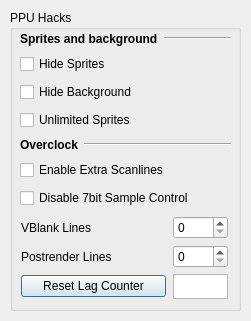
punesemu/puNES, file src/gui/designer/dlgPPUHacks.ui: the form before one commit.
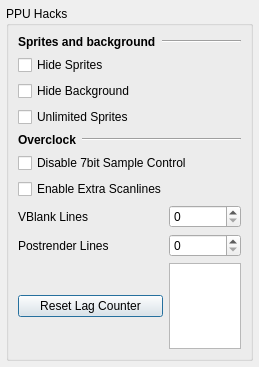
The form after the commit.

Diff of the .ui file:
```diff
--- a/src/gui/designer/dlgPPUHacks.ui
+++ b/src/gui/designer/dlgPPUHacks.ui
@@ -6,40 +6,37 @@
    <rect>
     <x>0</x>
     <y>0</y>
-    <width>251</width>
-    <height>321</height>
+    <width>259</width>
+    <height>367</height>
    </rect>
   </property>
   <property name="windowTitle">
    <string>Dialog</string>
   </property>
-  <widget class="QGroupBox" name="groupBox">
-   <property name="geometry">
-    <rect>
-     <x>10</x>
-     <y>10</y>
-     <width>231</width>
-     <height>301</height>
-    </rect>
+  <layout class="QVBoxLayout" name="verticalLayout_PPU_Hacks">
+   <property name="leftMargin">
+    <number>6</number>
    </property>
+   <property name="topMargin">
+    <number>6</number>
+   </property>
+   <property name="rightMargin">
+    <number>6</number>
+   </property>
+   <property name="bottomMargin">
+    <number>6</number>
+   </property>
+   <item>
+    <widget class="QGroupBox" name="groupBox_PPU_Hacks">
    <property name="title">
     <string>PPU Hacks</string>
    </property>
    <property name="flat">
     <bool>true</bool>
    </property>
-   <widget class="QWidget" name="verticalLayoutWidget">
-    <property name="geometry">
-     <rect>
-      <x>10</x>
-      <y>20</y>
-      <width>211</width>
-      <height>272</height>
-     </rect>
-    </property>
-    <layout class="QVBoxLayout" name="verticalLayout">
+     <layout class="QVBoxLayout" name="verticalLayout_groupBox_PPU_Hacks">
      <item>
-      <layout class="QHBoxLayout" name="horizontalLayout_5">
+       <layout class="QHBoxLayout" name="horizontalLayout_sprites_and_bck">
        <item>
         <widget class="QLabel" name="label_Sprites_and_background">
          <property name="text">
@@ -93,7 +90,7 @@
       </widget>
      </item>
      <item>
-      <layout class="QHBoxLayout" name="horizontalLayout_3">
+       <layout class="QHBoxLayout" name="horizontalLayout_overclock">
        <item>
         <widget class="QLabel" name="label_PPU_Overclock">
          <property name="text">
@@ -116,22 +113,6 @@
        </item>
       </layout>
      </item>
-     <item>
-      <widget class="QCheckBox" name="checkBox_PPU_Overclock">
-       <property name="sizePolicy">
-        <sizepolicy hsizetype="Fixed" vsizetype="Fixed">
-         <horstretch>0</horstretch>
-         <verstretch>0</verstretch>
-        </sizepolicy>
-       </property>
-       <property name="layoutDirection">
-        <enum>Qt::LeftToRight</enum>
-       </property>
-       <property name="text">
-        <string>Enable Extra Scanlines</string>
-       </property>
-      </widget>
-     </item>
      <item>
       <widget class="QCheckBox" name="checkBox_Disable_DMC_Control">
        <property name="sizePolicy">
@@ -149,15 +130,25 @@
       </widget>
      </item>
      <item>
-      <layout class="QGridLayout" name="gridLayout">
+       <widget class="QCheckBox" name="checkBox_PPU_Overclock">
+        <property name="sizePolicy">
+         <sizepolicy hsizetype="Fixed" vsizetype="Fixed">
+          <horstretch>0</horstretch>
+          <verstretch>0</verstretch>
+         </sizepolicy>
+        </property>
+        <property name="layoutDirection">
+         <enum>Qt::LeftToRight</enum>
+        </property>
+        <property name="text">
+         <string>Enable Extra Scanlines</string>
+        </property>
+       </widget>
+      </item>
+      <item>
+       <layout class="QGridLayout" name="gridLayout_lines">
        <item row="0" column="0">
         <widget class="QLabel" name="label_VB_Slines">
-         <property name="sizePolicy">
-          <sizepolicy hsizetype="Minimum" vsizetype="Preferred">
-           <horstretch>0</horstretch>
-           <verstretch>0</verstretch>
-          </sizepolicy>
-         </property>
          <property name="minimumSize">
           <size>
            <width>145</width>
@@ -172,43 +163,25 @@
        <item row="0" column="1">
         <widget class="QSpinBox" name="spinBox_VB_Slines">
          <property name="sizePolicy">
-          <sizepolicy hsizetype="MinimumExpanding" vsizetype="Fixed">
+           <sizepolicy hsizetype="Expanding" vsizetype="Fixed">
            <horstretch>0</horstretch>
            <verstretch>0</verstretch>
           </sizepolicy>
          </property>
-         <property name="maximumSize">
-          <size>
-           <width>55</width>
-           <height>16777215</height>
-          </size>
-         </property>
         </widget>
        </item>
        <item row="1" column="1">
         <widget class="QSpinBox" name="spinBox_Postrender_Slines">
          <property name="sizePolicy">
-          <sizepolicy hsizetype="MinimumExpanding" vsizetype="Fixed">
+           <sizepolicy hsizetype="Expanding" vsizetype="Fixed">
            <horstretch>0</horstretch>
            <verstretch>0</verstretch>
           </sizepolicy>
          </property>
-         <property name="maximumSize">
-          <size>
-           <width>55</width>
-           <height>16777215</height>
-          </size>
-         </property>
         </widget>
        </item>
        <item row="1" column="0">
         <widget class="QLabel" name="label_Postrender_Slines">
-         <property name="sizePolicy">
-          <sizepolicy hsizetype="Fixed" vsizetype="Preferred">
-           <horstretch>0</horstretch>
-           <verstretch>0</verstretch>
-          </sizepolicy>
-         </property>
          <property name="text">
           <string>Postrender Lines</string>
          </property>
@@ -216,12 +189,6 @@
        </item>
        <item row="2" column="1">
         <widget class="QPlainTextEdit" name="plainTextEdit_Lag_Counter">
-         <property name="maximumSize">
-          <size>
-           <width>55</width>
-           <height>25</height>
-          </size>
-         </property>
          <property name="focusPolicy">
           <enum>Qt::NoFocus</enum>
          </property>
@@ -259,7 +226,8 @@
      </item>
     </layout>
    </widget>
-  </widget>
+   </item>
+  </layout>
  </widget>
  <resources/>
  <connections/>
```
Left out of the diff: 3 changed lines with no effect on the pictures. Lines whose indentation alone changed are shown as unchanged.
